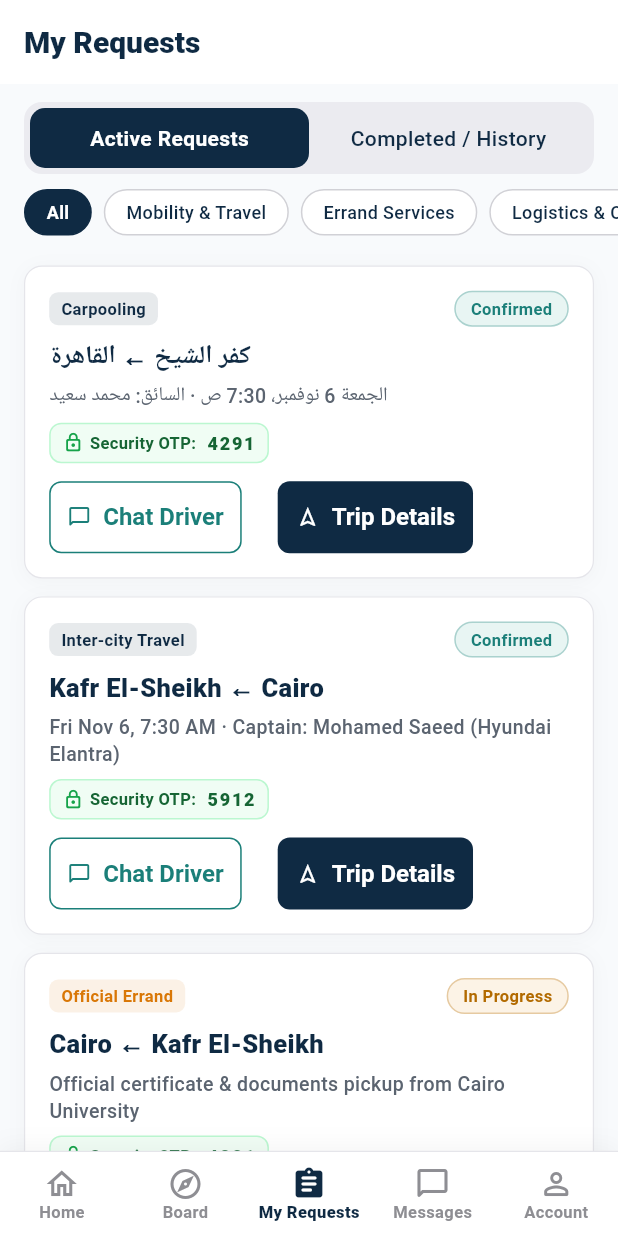
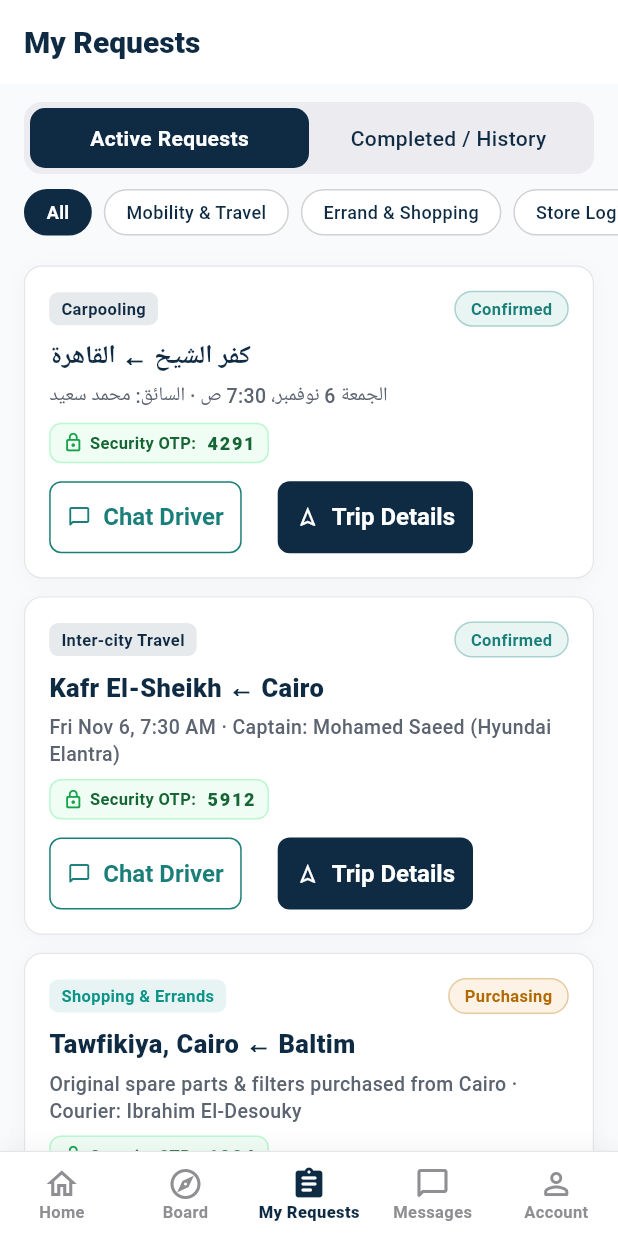
Before and after one commit to Abdelrahman-Mahana/Meshwar-Platform, a Flutter app: the MainNavShell screen opened directly, item 3 of the bottom bar chosen, on a phone screen of 412 x 824 dp. Run offline on Flutter 3.47's test engine with Material 3 defaults, Android fonts, the phone set to English and light mode, and no system bars; our stand-ins replace google_fonts, shared_preferences; accounts and stored records are empty; Roboto replaces fonts that are missing (Cairo).

Commit message:
feat(audit): refine UI/UX across all screens, RTL layout, OTP security note & finalize backend endpoints

```diff
--- a/lib/screens/board/board_extra_screens.dart
+++ b/lib/screens/board/board_extra_screens.dart
@@ -414,7 +414,11 @@ class _MyBoardAdsScreenState extends State<MyBoardAdsScreen> {
                   ),
                 ),
                 if (offersCount > 0)
-                  const Icon(Icons.arrow_back_ios_new_rounded, size: 14, color: AppColors.teal),
+                  Icon(
+                    isAr ? Icons.chevron_left_rounded : Icons.chevron_right_rounded,
+                    size: 16,
+                    color: AppColors.teal,
+                  ),
               ],
             ),
           ],
--- a/lib/screens/main_nav_shell.dart
+++ b/lib/screens/main_nav_shell.dart
@@ -328,11 +328,13 @@ class _MainNavShellState extends State<MainNavShell> {
                         children: [
                           _buildOrderFilterChip(0, isAr ? 'الكل' : 'All'),
                           const SizedBox(width: 8),
-                          _buildOrderFilterChip(1, isAr ? 'انتقال وسفر' : 'Mobility & Travel'),
+                          _buildOrderFilterChip(1, isAr ? 'سفر وانتقال' : 'Mobility & Travel'),
                           const SizedBox(width: 8),
-                          _buildOrderFilterChip(2, isAr ? 'قضاء مصالح' : 'Errand Services'),
+                          _buildOrderFilterChip(2, isAr ? 'شراء طلبات ومصالح' : 'Errand & Shopping'),
                           const SizedBox(width: 8),
-                          _buildOrderFilterChip(3, isAr ? 'لوجستيات وأمانات' : 'Logistics & Cargo'),
+                          _buildOrderFilterChip(3, isAr ? 'لوجستيات وبضائع' : 'Store Logistics'),
+                          const SizedBox(width: 8),
+                          _buildOrderFilterChip(4, isAr ? 'شحن أمانات' : 'Parcel Delivery'),
                         ],
                       ),
                     ),
@@ -515,8 +517,49 @@ class _MainNavShellState extends State<MainNavShell> {
       );
     }
 
-    // Category 2: Errand Service (Filter 0 or 2)
+    // Category 2: Errand & Shopping Service (Filter 0 or 2)
     if (_ordersFilterIndex == 0 || _ordersFilterIndex == 2) {
+      // Shopping & Parts Delivery Order
+      cards.add(
+        _buildUnifiedOrderCard(
+          context: context,
+          categoryTag: isAr ? 'شراء طلبات ومستلزمات' : 'Shopping & Errands',
+          categoryColor: const Color(0xFF0D9488),
+          route: isAr ? 'التوفيقية، القاهرة ← بلطيم' : 'Tawfikiya, Cairo ← Baltim',
+          description: isAr
+              ? 'شراء قطع غيار وفلاتر أصلية للسيارات وجلبها مع مسافر · المنفذ: إبراهيم الدسوقي'
+              : 'Original spare parts & filters purchased from Cairo · Courier: Ibrahim El-Desouky',
+          badgeText: isAr ? 'قيد الشراء' : 'Purchasing',
+          badgeType: BadgeType.underReview,
+          otpCode: '6284',
+          isAr: isAr,
+          actionButtons: [
+            OutlinedButton.icon(
+              style: OutlinedButton.styleFrom(
+                foregroundColor: AppColors.teal,
+                side: const BorderSide(color: AppColors.teal),
+                padding: const EdgeInsets.symmetric(horizontal: 12, vertical: 6),
+                shape: RoundedRectangleBorder(borderRadius: BorderRadius.circular(8)),
+              ),
+              icon: const Icon(Icons.chat_bubble_outline_rounded, size: 16),
+              label: Text(isAr ? 'محادثة المشتري/المنفذ' : 'Chat Courier'),
+              onPressed: () {
+                Navigator.of(context).push(
+                  MaterialPageRoute(
+                    builder: (_) => ChatScreen(
+                      driverName: 'إبراهيم الدسوقي',
+                      driverCar: isAr ? 'خدمة شراء مستلزمات وتوصيل' : 'Shopping & Errand Courier',
+                      tripRoute: isAr ? 'التوفيقية، القاهرة ← بلطيم' : 'Cairo ← Baltim',
+                    ),
+                  ),
+                );
+              },
+            ),
+          ],
+        ),
+      );
+
+      // Official Documents Errand
       cards.add(
         _buildUnifiedOrderCard(
           context: context,
@@ -557,7 +600,7 @@ class _MainNavShellState extends State<MainNavShell> {
       );
     }
 
-    // Category 3: Logistics & Supplies (Filter 0 or 3)
+    // Category 3: Logistics & Merchant Supplies (Filter 0 or 3)
     if (_ordersFilterIndex == 0 || _ordersFilterIndex == 3) {
       cards.add(
         _buildUnifiedOrderCard(
@@ -597,7 +640,10 @@ class _MainNavShellState extends State<MainNavShell> {
           ],
         ),
       );
-
+    }
+
+    // Category 4: Crowd-shipping & Parcels (Filter 0 or 4)
+    if (_ordersFilterIndex == 0 || _ordersFilterIndex == 4) {
       // Parcels from ParcelsProvider
       for (final p in parcels.parcels) {
         cards.add(
@@ -1809,6 +1855,7 @@ class _MainNavShellState extends State<MainNavShell> {
     String? trailingText,
     Widget? badge,
   }) {
+    final isAr = Directionality.of(context) == TextDirection.rtl;
     return ListTile(
       contentPadding: const EdgeInsets.symmetric(horizontal: 16, vertical: 2),
       leading: Container(
@@ -1828,7 +1875,11 @@ class _MainNavShellState extends State<MainNavShell> {
           if (trailingText != null)
             Text(trailingText, style: AppTypography.label(color: AppColors.teal).copyWith(fontWeight: FontWeight.w700)),
           const SizedBox(width: 4),
-          const Icon(Icons.arrow_back_ios_new_rounded, size: 13, color: Color(0xFF8E8E93)),
+          Icon(
+            isAr ? Icons.chevron_left_rounded : Icons.chevron_right_rounded,
+            size: 16,
+            color: const Color(0xFF8E8E93),
+          ),
         ],
       ),
       onTap: onTap,
```
Also changed, not shown: lib/data/api/api_endpoints.dart (+9 -2 lines), lib/screens/booking/booking_review_screen.dart (+30 -0 lines), lib/screens/chat/chat_screen.dart (+5 -5 lines).
